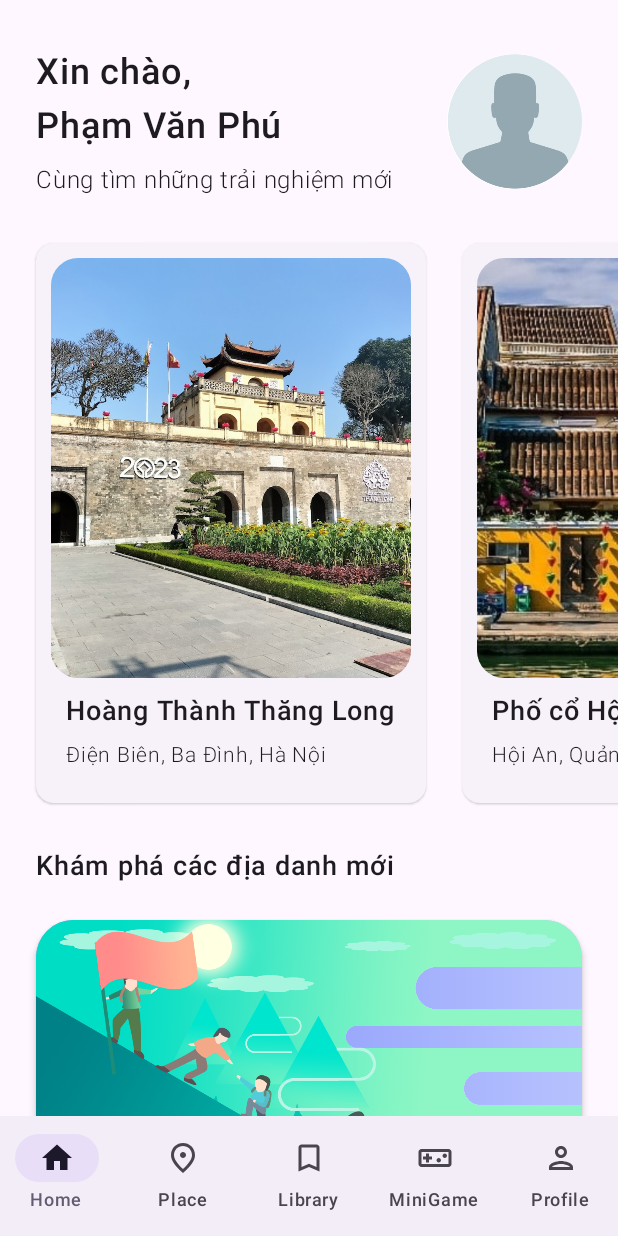
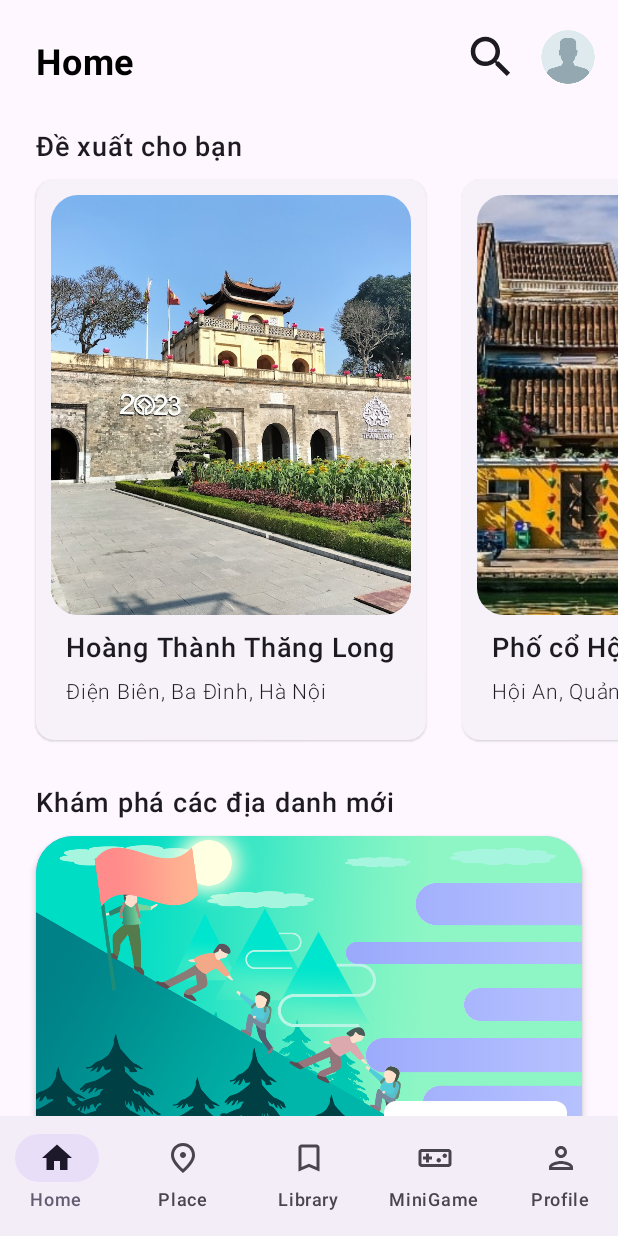
Before and after one commit to thanhedward/Cultulral-Compass, an Android app built with Jetpack Compose: the screen it shows after launch (MainActivity), on a phone screen of 412 x 824 dp. Run offline under Robolectric (Android 15) with nearby library versions, the phone set to English and light mode, and no system bars; our stand-ins replace Room's generated code, constraintlayout-compose; pictures from the network do not load.

Commit message:
update header

```diff
--- a/app/src/main/java/me/ppvan/meplace/MainActivity.kt
+++ b/app/src/main/java/me/ppvan/meplace/MainActivity.kt
@@ -18,6 +18,7 @@ import androidx.lifecycle.viewmodel.compose.viewModel
 import androidx.navigation.compose.NavHost
 import androidx.navigation.compose.composable
 import androidx.navigation.compose.rememberNavController
+import me.ppvan.meplace.ui.page.PlacePage
 import me.ppvan.meplace.ui.page.ProfileEditPassPage
 import me.ppvan.meplace.ui.theme.MePlaceTheme
 import me.ppvan.meplace.ui.view.HomeView
@@ -47,8 +48,6 @@ class MainActivity : ComponentActivity() {
         WindowCompat.setDecorFitsSystemWindows(window, false)
         setContent {
             MePlaceTheme {
-
-                // A surface container using the 'background' color from the theme
                 Surface(
                     modifier = Modifier.fillMaxSize(),
                     color = MaterialTheme.colorScheme.background
@@ -144,7 +143,7 @@ fun MePlaceApp() {
         composable(route = Routes.Home.name) {
             HomeView(
                 navigator, homeViewModel, placeViewModel, libraryViewModel, profileViewModel, gameViewModel,
-                navigateToDetails = { id -> navigator.navigate("${Routes.Place.name}/${id}") }, selectedPage, { newTab -> updateSelectedTab(newTab) }, {navigateToAboutMe()})
+                navigateToDetails = { id -> navigator.navigate("${Routes.Place.name}/${id}") }, selectedPage, { newTab -> updateSelectedTab(newTab) }, {navigateToAboutMe()}, {navigator.navigate(Routes.Search.name)})
 
         }
         composable(route = Routes.Recommendation.name){
@@ -178,6 +177,11 @@ fun MePlaceApp() {
                 currRate = getRate(id.toInt() - 1)
             )
         }
+
+        composable(route = Routes.Search.name) {
+            PlacePage(placeViewModel, navigateToDetails = { id -> navigator.navigate("${Routes.Place.name}/${id}") })
+        }
+
         composable(
             route = "${Routes.Restaurant.name}/{id}"
         ) { backStackEntry ->
@@ -245,7 +249,7 @@ fun MePlaceApp() {
 }
 
 enum class Routes {
-    Home, Place, Register, Login, QuizGame, MemoryGame, ChangePass, Restaurant, Recommendation
+    Home, Place, Register, Login, QuizGame, MemoryGame, ChangePass, Restaurant, Recommendation, Search
 }
 
 @Preview(showBackground = true)
--- a/app/src/main/java/me/ppvan/meplace/ui/page/HomePage.kt
+++ b/app/src/main/java/me/ppvan/meplace/ui/page/HomePage.kt
@@ -15,14 +15,20 @@ import androidx.compose.foundation.layout.fillMaxWidth
 import androidx.compose.foundation.layout.height
 import androidx.compose.foundation.layout.padding
 import androidx.compose.foundation.layout.size
+import androidx.compose.foundation.layout.width
 import androidx.compose.foundation.lazy.LazyColumn
 import androidx.compose.foundation.lazy.LazyRow
 import androidx.compose.foundation.shape.CircleShape
 import androidx.compose.foundation.shape.RoundedCornerShape
+import androidx.compose.material.icons.Icons
+import androidx.compose.material.icons.filled.Search
+import androidx.compose.material3.Icon
+import androidx.compose.material3.IconButton
 import androidx.compose.material3.MaterialTheme
 import androidx.compose.material3.Text
 import androidx.compose.material3.TextButton
 import androidx.compose.runtime.Composable
+import androidx.compose.ui.Alignment
 import androidx.compose.ui.Modifier
 import androidx.compose.ui.draw.clip
 import androidx.compose.ui.draw.shadow
@@ -54,7 +60,7 @@ import me.ppvan.meplace.Routes
 
 
 @Composable
-fun HomePage(viewModel: HomeViewModel, user: User, navigateToDetail: (Int) -> Unit, navigateToAboutMe: () -> Unit, navigator: NavHostController) {
+fun HomePage(viewModel: HomeViewModel, user: User, navigateToDetail: (Int) -> Unit, navigateToAboutMe: () -> Unit, navigateToSearch: () -> Unit, navigator: NavHostController) {
 
     when (viewModel.state.value) {
         HomeStates.Loading -> {
@@ -69,6 +75,7 @@ fun HomePage(viewModel: HomeViewModel, user: User, navigateToDetail: (Int) -> Un
                 navigateToDetail = navigateToDetail,
                 user,
                 navigateToAboutMe,
+                navigateToSearch,
                 navigator
             )
 
@@ -87,18 +94,30 @@ fun HomeContent(
     navigateToDetail: (Int) -> Unit,
     user: User,
     navigateToAboutMe: () -> Unit,
+    navigateToSearch: () -> Unit,
     navigator: NavHostController
 ) {
     LazyColumn {
         item { ConstraintLayout(modifier = Modifier.fillMaxSize()) {
-            val (headerBox, popularBox, recommendTextBox, recommendBox) = createRefs()
+            val (headerBox, text1, popularBox, recommendTextBox, recommendBox) = createRefs()
             HomeHeader(
                 modifier = Modifier.constrainAs(headerBox){},
                 user = user,
-                navigateToAboutMe = navigateToAboutMe)
+                navigateToAboutMe = navigateToAboutMe,
+                navigateSearch = navigateToSearch
+                )
+            Text(
+                text = "Đề xuất cho bạn",
+                fontSize = 18.sp,
+                fontWeight = FontWeight.SemiBold,
+                modifier = modifier.constrainAs(text1) {
+                    top.linkTo(headerBox.bottom)
+                    start.linkTo(parent.start, margin = 24.dp)
+                }
+            )
             LazyRow(
                 modifier = Modifier.constrainAs(popularBox) {
-                    top.linkTo(headerBox.bottom)
+                    top.linkTo(text1.bottom, margin = 10.dp)
                 },
                 horizontalArrangement = Arrangement.spacedBy(24.dp),
                 contentPadding = PaddingValues(horizontal = 24.dp),
@@ -126,7 +145,7 @@ fun HomeContent(
                 modifier = modifier
                     .padding(start = 24.dp, end = 24.dp, bottom = 30.dp)
                     .constrainAs(recommendBox) {
-                        top.linkTo(recommendTextBox.bottom, margin = 24.dp)
+                        top.linkTo(recommendTextBox.bottom, margin = 10.dp)
                     }
 
                     .nestedScroll(
@@ -153,22 +172,25 @@ fun HomeContent(
                         Image(
                             painter = painterResource(id = R.drawable.discover),
                             contentDescription = "",
-                            modifier = Modifier.constrainAs(img){
+                            modifier = Modifier
+                                .constrainAs(img) {
                                     top.linkTo(parent.top)
                                     end.linkTo(parent.end)
                                     bottom.linkTo(parent.bottom)
-                            }.fillMaxSize(),
+                                }
+                                .fillMaxSize(),
                             contentScale = ContentScale.FillBounds
                         )
 
                         Box(
-                            modifier = modifier.constrainAs(discoverBtn) {
+                            modifier = modifier
+                                .constrainAs(discoverBtn) {
                                     bottom.linkTo(parent.bottom, margin = 10.dp)
                                     end.linkTo(parent.end, margin = 10.dp)
                                 }
                                 .background(Color.White, shape = RoundedCornerShape(8.dp))
 
-                                .clickable (
+                                .clickable(
                                     onClick = {
                                         navigator.navigate(Routes.Recommendation.name)
                                     }
@@ -192,30 +214,32 @@ fun HomeContent(
 }
 
 @Composable
-fun HomeHeader(modifier: Modifier = Modifier, user: User, navigateToAboutMe: () -> Unit) {
-
+fun HomeHeader(modifier: Modifier = Modifier, user: User, navigateToAboutMe: () -> Unit, navigateSearch: () -> Unit) {
     Row(
         modifier = modifier
             .fillMaxWidth()
-            .padding(vertical = 30.dp, horizontal = 24.dp),
+            .padding(top = 20.dp, bottom = 30.dp, start = 24.dp, end = 15.dp),
         horizontalArrangement = Arrangement.SpaceBetween,
+        verticalAlignment = Alignment.Bottom
     ) {
         Column {
             Text(
-                text = "Xin chào,\n${user.fullName}",
-                lineHeight = 36.sp,
-                color = MaterialTheme.colorScheme.onBackground,
+                text = "Home",
+                color = Color.Black,
                 fontSize = 24.sp,
-                fontWeight = FontWeight.SemiBold,
+                fontWeight = FontWeight.Bold,
             )
-            Spacer(modifier = modifier.height(6.dp))
-            Text(
-                text = "Cùng tìm những trải nghiệm mới",
-                fontSize = 16.sp,
-                color = MaterialTheme.colorScheme.onSurface,
-                fontWeight = FontWeight.Light,
+
+        }
+        Row {
+            Icon(
+                imageVector = Icons.Default.Search,
+                contentDescription = "Search",
+                modifier = Modifier.size(36.dp).clickable { navigateSearch()}
             )
-        }
+
+            Spacer(modifier = Modifier.width(15.dp))
+
             AsyncImage(
                 model = ImageRequest.Builder(LocalContext.current)
                     .data(user.avatarUrl)
@@ -226,11 +250,12 @@ fun HomeHeader(modifier: Modifier = Modifier, user: User, navigateToAboutMe: ()
                     .noRippleClickable {
                         navigateToAboutMe()
                     }
-                .padding(top = 6.dp)
-                .size(90.dp)
+                    .size(36.dp)
                     .clip(shape = CircleShape),
                 contentDescription = stringResource(id = R.string.app_name),
             )
+
+        }
     }
 }
 
--- a/app/src/main/java/me/ppvan/meplace/ui/view/HomeView.kt
+++ b/app/src/main/java/me/ppvan/meplace/ui/view/HomeView.kt
@@ -8,7 +8,6 @@ import androidx.compose.foundation.layout.fillMaxSize
 import androidx.compose.foundation.layout.padding
 import androidx.compose.foundation.layout.systemBarsPadding
 import androidx.compose.material.icons.Icons
-import androidx.compose.material.icons.automirrored.filled.ArrowBack
 import androidx.compose.material.icons.filled.Bookmark
 import androidx.compose.material.icons.filled.Home
 import androidx.compose.material.icons.filled.Person
@@ -19,7 +18,6 @@ import androidx.compose.material.icons.outlined.Home
 import androidx.compose.material.icons.outlined.Person
 import androidx.compose.material.icons.outlined.Place
 import androidx.compose.material.icons.outlined.VideogameAsset
-import androidx.compose.material3.CenterAlignedTopAppBar
 import androidx.compose.material3.ExperimentalMaterial3Api
 import androidx.compose.material3.Icon
 import androidx.compose.material3.IconButton
@@ -56,11 +54,11 @@ fun HomeView(
     navigateToDetails: (Int) -> Unit,
     selectedPage: PlacePages,
     updateSelectedPage: (PlacePages) -> Unit,
-    navigateToAboutMe: () -> Unit
+    navigateToAboutMe: () -> Unit,
+    navigateToSearch: () -> Unit
 ) {
 
     Scaffold(
-
         bottomBar = {
             MePlaceNavigationBar(
                 selectedPage = selectedPage,
@@ -90,6 +88,7 @@ fun HomeView(
                     profileViewModel.loggedInUser,
                     navigateToDetails,
                     navigateToAboutMe,
+                    navigateToSearch,
                     navController
                 )
 
```
Lines whose indentation alone changed are shown as unchanged.
